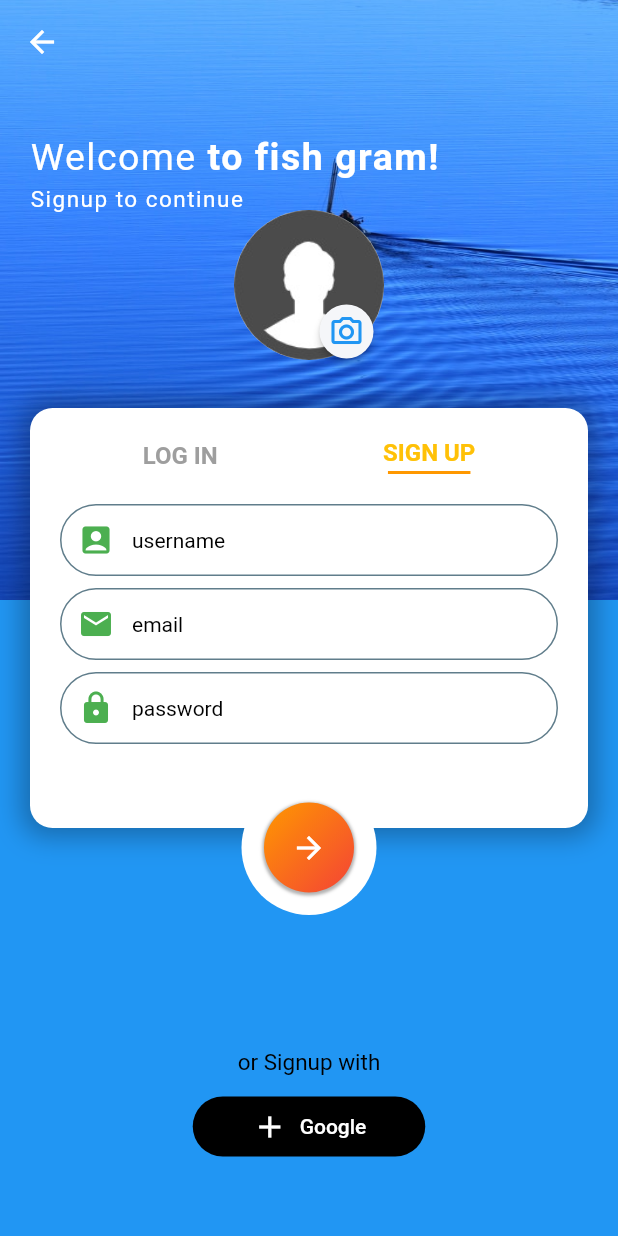
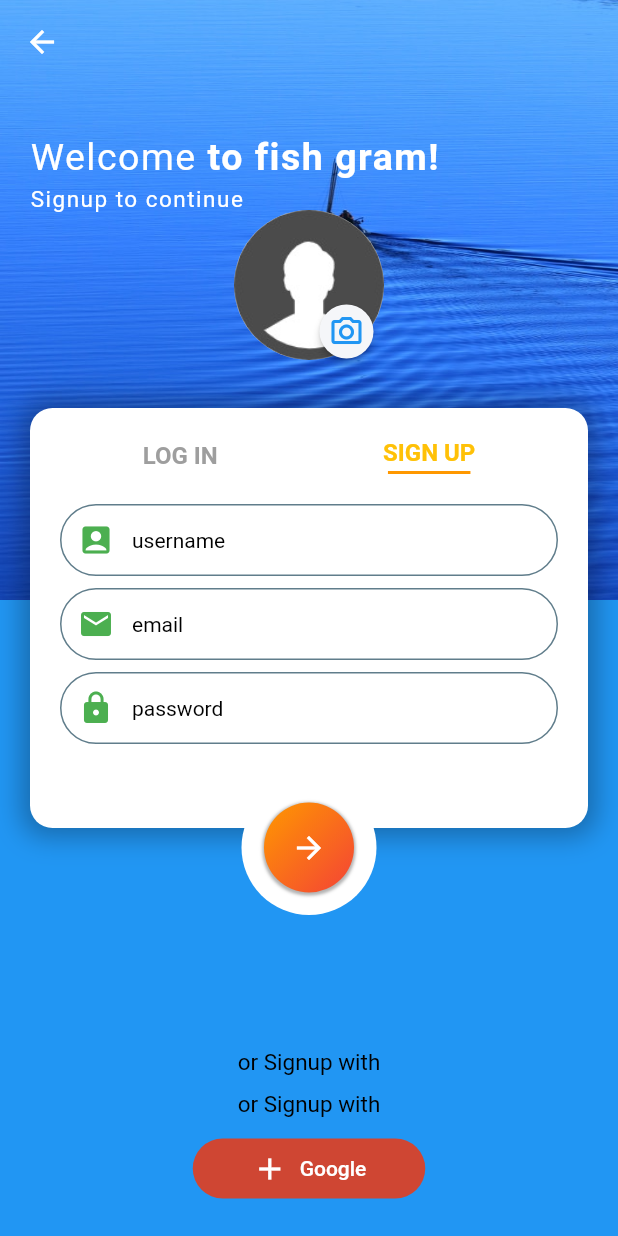
Before and after one commit to Cbulls/fish, a Flutter app: the screen it shows after launch, after a tap on the "account circle" icon, on a phone screen of 412 x 824 dp. Run offline on Flutter 3.47's test engine with Material 2 defaults, Android fonts, the phone set to English and light mode, and no system bars; our stand-ins replace cloud_firestore, firebase_auth, firebase_core, firebase_storage, flutter_local_notifications, google_sign_in and 1 more; accounts and stored records are empty.

```diff
--- a/lib/Methods/loginSignupMethods.dart
+++ b/lib/Methods/loginSignupMethods.dart
@@ -114,7 +114,7 @@
     notifyListeners();
   }
 
-  Future<UserCredential> signInWithGoogle() async {
+  Future<UserCredential> signInWithGoogle(context) async {
     // Trigger the authentication flow
     final GoogleSignInAccount? googleUser = await GoogleSignIn().signIn();
 
@@ -128,6 +128,7 @@
       idToken: googleAuth?.idToken,
     );
 
+    Navigator.pop(context);
     // Once signed in, return the UserCredential
     return await FirebaseAuth.instance.signInWithCredential(credential);
   }
--- a/lib/Pages/loginSignupPage.dart
+++ b/lib/Pages/loginSignupPage.dart
@@ -1,5 +1,6 @@
 import 'package:flutter/material.dart';
 import 'package:instagram/Methods/loginSignupMethods.dart';
+import 'package:instagram/Widgets/LoginSignup/googleLoginSignupButton.dart';
 import 'package:instagram/Widgets/LoginSignup/loginSignupSendingButton.dart';
 import 'package:instagram/Widgets/LoginSignup/loginSignupBackground.dart';
 import 'package:instagram/Widgets/LoginSignup/LoginSignupTextfield/loginSignupTextfield.dart';
@@ -55,6 +56,7 @@
                       ),
                     )
                   : const LoginSignupSendingButton(),
+              //구글 로그인 버튼
               AnimatedPositioned(
                 duration: const Duration(milliseconds: 500),
                 curve: Curves.easeIn,
@@ -71,21 +73,10 @@
                     const SizedBox(
                       height: 10,
                     ),
-                    TextButton.icon(
-                      onPressed: () {},
-                      style: TextButton.styleFrom(
-                          primary: Colors.white,
-                          minimumSize: const Size(155, 40),
-                          shape: RoundedRectangleBorder(
-                              borderRadius: BorderRadius.circular(20)),
-                          backgroundColor: Colors.black),
-                      icon: const Icon(Icons.add),
-                      label: const Text('Google'),
-                    ),
+                    const GoogleLoginSignupButton()
                   ],
                 ),
               ),
-              //구글 로그인 버튼
             ],
           ),
         ));
--- /dev/null
+++ b/lib/Widgets/LoginSignup/googleLoginSignupButton.dart
@@ -0,0 +1,43 @@
+import 'package:flutter/material.dart';
+import 'package:provider/provider.dart';
+import '../../Methods/loginSignupMethods.dart';
+
+class GoogleLoginSignupButton extends StatelessWidget {
+  const GoogleLoginSignupButton({Key? key}) : super(key: key);
+
+  @override
+  Widget build(BuildContext context) {
+    return AnimatedPositioned(
+      duration: const Duration(milliseconds: 500),
+      curve: Curves.easeIn,
+      top: context.watch<LoginSignupData>().isSignup
+          ? MediaQuery.of(context).size.height - 125
+          : MediaQuery.of(context).size.height - 165,
+      right: 0,
+      left: 0,
+      child: Column(
+        children: [
+          Text(context.watch<LoginSignupData>().isSignup
+              ? 'or Signup with'
+              : 'or Signin with'),
+          const SizedBox(
+            height: 10,
+          ),
+          TextButton.icon(
+            onPressed: () {
+              context.read<LoginSignupData>().signInWithGoogle(context);
+            },
+            style: TextButton.styleFrom(
+                primary: Colors.white,
+                minimumSize: const Size(155, 40),
+                shape: RoundedRectangleBorder(
+                    borderRadius: BorderRadius.circular(20)),
+                backgroundColor: Color.fromRGBO(207, 70, 51, 1)),
+            icon: const Icon(Icons.add),
+            label: const Text('Google'),
+          ),
+        ],
+      ),
+    );
+  }
+}
```
Also changed, not shown: lib/Methods/homeMethods.dart (+44 -30 lines), lib/Widgets/Comment/commentInput.dart (+4 -10 lines), lib/Widgets/Comment/commentMain.dart (+9 -4 lines), lib/Widgets/homeItem.dart (+46 -2 lines), assets/google-login.jpg (added), 19 other files.
